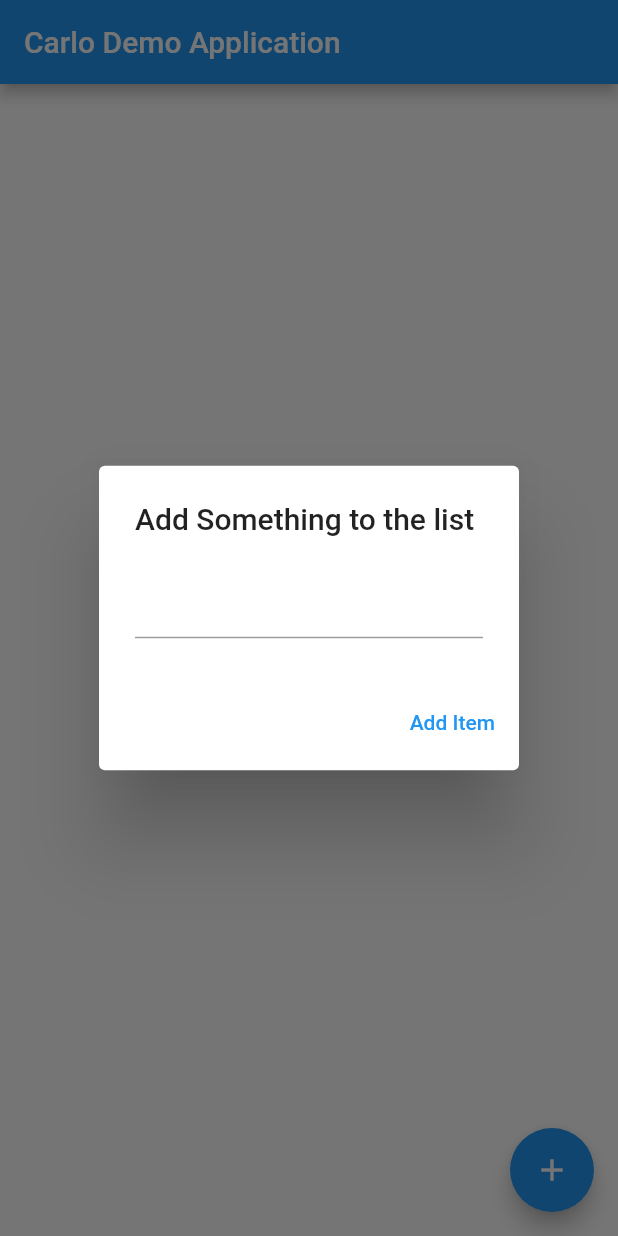
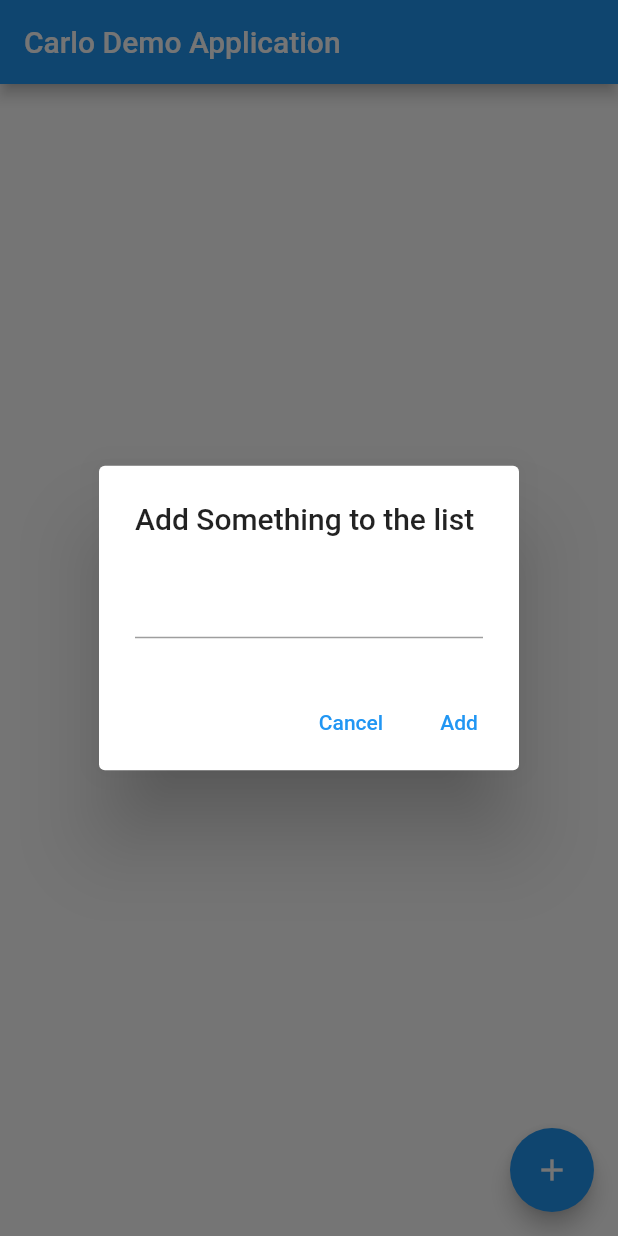
Before and after one commit to ConstantineHB/Drive-Demo-App, a Flutter app: the screen it shows after launch, after a tap on the "add" icon, on a phone screen of 412 x 824 dp. Run offline on Flutter 3.47's test engine with Material 2 defaults, Android fonts, the phone set to English and light mode, and no system bars.

Commit message:
added reset and cancel capabilities

```diff
--- a/lib/main.dart
+++ b/lib/main.dart
@@ -59,21 +59,33 @@ class _MyHomePageState extends State<MyHomePage> {
     return Column(children: [for (int i = 0; i < sampleList.length; i++) ListTile(title: Text(sampleList[i]))]);
   }
 
+  Widget dialogCancelButton() {
+    return TextButton(
+      child: const Text('Cancel'),
+      onPressed: () {
+        Navigator.of(context).pop();
+      },
+    );
+  }
+
+  Widget dialogAddButton() {
+    return TextButton(
+      child: const Text('Add'),
+      onPressed: () {
+        setState(() {
+          sampleList.add(sampleInputController.text.trim());
+          sampleInputController.clear(); //RESET INPUT FIELD
+        });
+        Navigator.of(context).pop();
+      },
+    );
+  }
+
   Widget dialogWidget() {
     return AlertDialog(
       title: const Text('Add Something to the list'),
       content: TextFormField(controller: sampleInputController),
-      actions: <Widget>[
-        TextButton(
-          child: const Text('Add Item'),
-          onPressed: () {
-            setState(() {
-              sampleList.add(sampleInputController.text.trim());
-            });
-            Navigator.of(context).pop();
-          },
-        ),
-      ],
+      actions: <Widget>[dialogCancelButton(), dialogAddButton()],
     );
   }
 
@@ -81,7 +93,7 @@ class _MyHomePageState extends State<MyHomePage> {
   Future<void> showInputDialog() async {
     return showDialog<void>(
       context: context,
-      barrierDismissible: false, // user must tap button!
+      barrierDismissible: false,
       builder: (BuildContext context) {
         return dialogWidget();
       },
```
